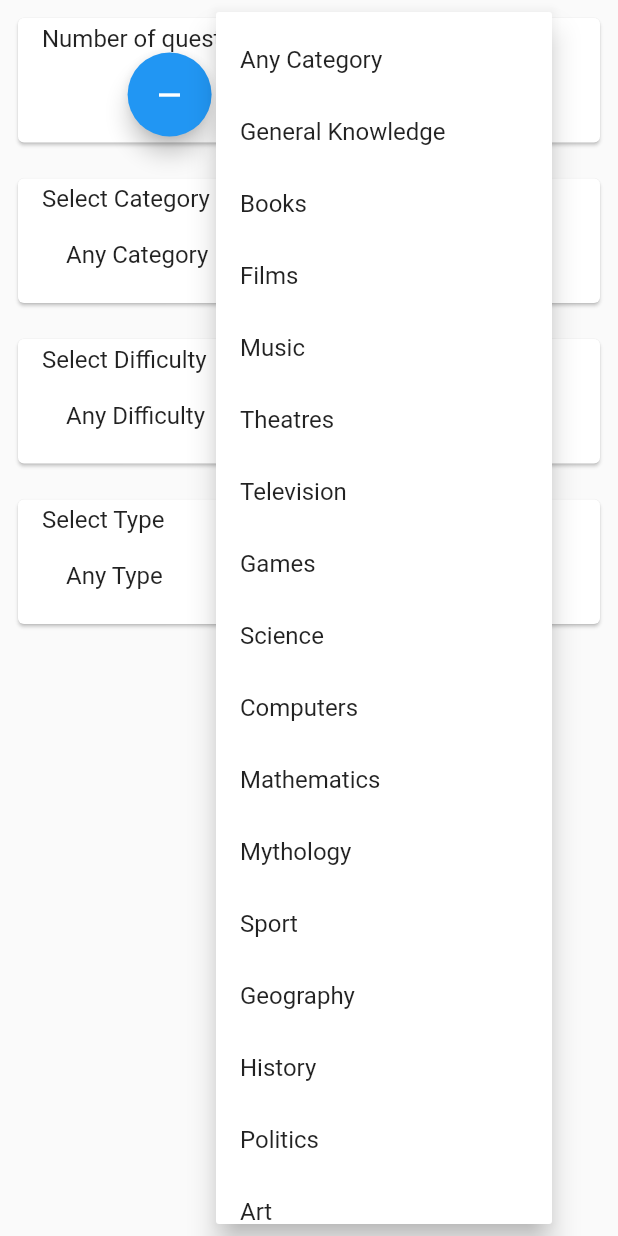
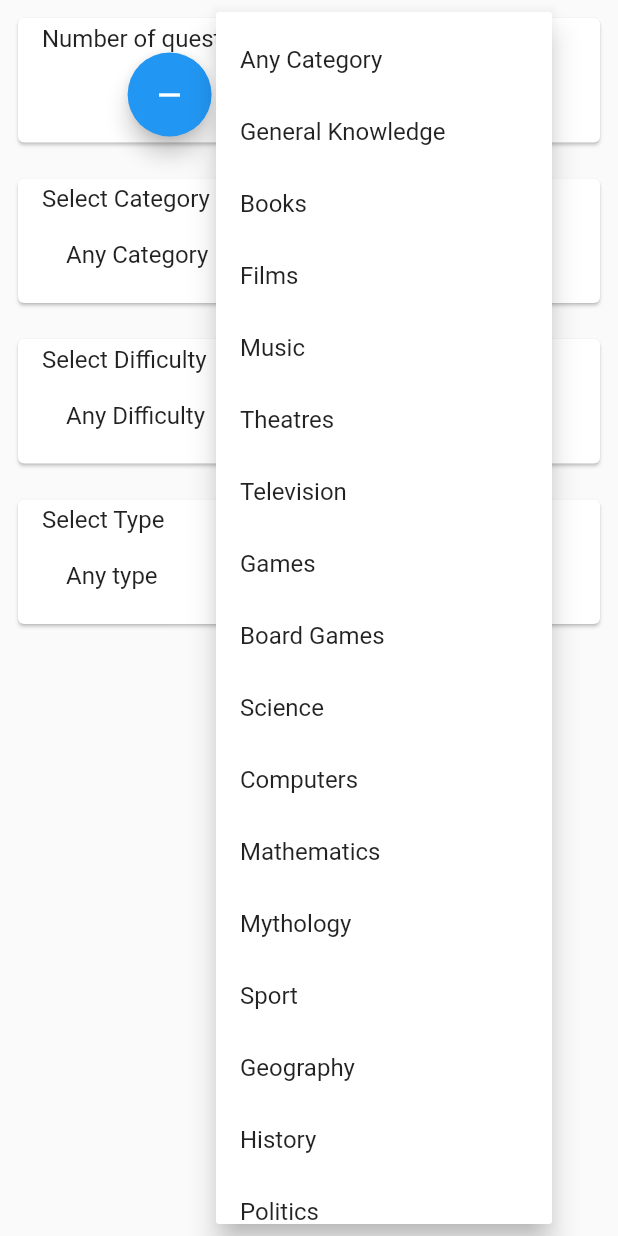
Before and after one commit to RitamChakraborty/quiz, a Flutter app: the screen it shows after launch, after a tap on the "arrow drop down" icon, on a phone screen of 412 x 824 dp. Run offline on Flutter 3.47's test engine with Material 2 defaults, Android fonts, the light colour scheme and no system bars.

Commit message:
Create url generator

```diff
--- a/lib/pages/home_page.dart
+++ b/lib/pages/home_page.dart
@@ -10,6 +10,7 @@ enum Category {
   THEATRES,
   TELEVISION,
   GAMES,
+  BGAMES,
   SCIENCE,
   COMPUTERS,
   MATHEMATICS,
@@ -30,7 +31,7 @@ enum Category {
 
 enum Difficulty { ANY, EASY, MEDIUM, HARD }
 
-enum Type { ANY, MCQ, TF }
+enum Type { ANY, MULTIPLE, BOOLEAN }
 
 class HomePage extends StatefulWidget {
   @override
@@ -39,9 +40,9 @@ class HomePage extends StatefulWidget {
 
 class _HomePageState extends State<HomePage> {
   int numberOfQuestions = 10;
-  String category = "Any Category";
-  String difficulty = "Any Difficulty";
-  String type = "Any Type";
+  Category category = Category.ANY;
+  Difficulty difficulty = Difficulty.ANY;
+  Type type = Type.ANY;
 
   String getCategory(Category categoryType) {
     switch (categoryType) {
@@ -61,6 +62,8 @@ class _HomePageState extends State<HomePage> {
         return "Television";
       case Category.GAMES:
         return "Video Games";
+      case Category.BGAMES:
+        return "Board Games";
       case Category.SCIENCE:
         return "Science and Nature";
       case Category.COMPUTERS:
@@ -98,6 +101,19 @@ class _HomePageState extends State<HomePage> {
     }
   }
 
+  int getCategoryId(Category categoryType) {
+    int id = 8;
+    for (Category c in Category.values) {
+      if (c == categoryType) {
+        break;
+      } else {
+        ++id;
+      }
+    }
+
+    return id;
+  }
+
   String getDifficulty(Difficulty difficultyType) {
     switch (difficultyType) {
       case Difficulty.ANY:
@@ -117,9 +133,9 @@ class _HomePageState extends State<HomePage> {
     switch (typeType) {
       case Type.ANY:
         return "Any type";
-      case Type.MCQ:
+      case Type.MULTIPLE:
         return "Multiple Choice";
-      case Type.TF:
+      case Type.BOOLEAN:
         return "True and False";
       default:
         return "Unknown";
@@ -204,6 +220,10 @@ class _HomePageState extends State<HomePage> {
           child: Text("Games"),
         ),
         const PopupMenuItem(
+          value: Category.BGAMES,
+          child: Text("Board Games"),
+        ),
+        const PopupMenuItem(
           value: Category.SCIENCE,
           child: Text("Science"),
         ),
@@ -270,7 +290,7 @@ class _HomePageState extends State<HomePage> {
       ],
       onSelected: (Category categoryType) {
         setState(() {
-          category = getCategory(categoryType);
+          category = categoryType;
         });
       },
     );
@@ -297,7 +317,7 @@ class _HomePageState extends State<HomePage> {
       ],
       onSelected: (difficultyType) {
         setState(() {
-          difficulty = getDifficulty(difficultyType);
+          difficulty = difficultyType;
         });
       },
     );
@@ -310,17 +330,17 @@ class _HomePageState extends State<HomePage> {
           child: Text("Any type"),
         ),
         const PopupMenuItem(
-          value: Type.MCQ,
+          value: Type.MULTIPLE,
           child: Text("Multiple Choice"),
         ),
         const PopupMenuItem(
-          value: Type.TF,
+          value: Type.BOOLEAN,
           child: Text("True and False"),
         ),
       ],
       onSelected: (typeType) {
         setState(() {
-          type = getType(typeType);
+          type = typeType;
         });
       },
     );
@@ -349,20 +369,38 @@ class _HomePageState extends State<HomePage> {
                 ),
                 card(
                     title: "Select Category",
-                    child: selector(title: category, child: categoryMenu)),
+                    child: selector(
+                        title: getCategory(category), child: categoryMenu)),
                 card(
                     title: "Select Difficulty",
-                    child: selector(title: difficulty, child: difficultyMenu)),
+                    child: selector(
+                        title: getDifficulty(difficulty),
+                        child: difficultyMenu)),
                 card(
                     title: "Select Type",
-                    child: selector(title: type, child: typeMenu)),
+                    child: selector(title: getType(type), child: typeMenu)),
                 Container(
                   padding: EdgeInsets.all(16),
                   child: MaterialButton(
                     color: Theme.of(context).buttonColor,
                     child: Text("Start"),
                     onPressed: () {
-                      print("Wala!");
+                      String url = "https://opentdb.com/api.php" +
+                          "?amount=$numberOfQuestions";
+
+                      if (category != Category.ANY) {
+                        url += "&category=${getCategoryId(category)}";
+                      }
+                      if (difficulty != Difficulty.ANY) {
+                        url +=
+                            "&difficulty=${difficulty.toString().split("\.")[1].toLowerCase()}";
+                      }
+                      if (type != Type.ANY) {
+                        url +=
+                            "&type=${type.toString().split("\.")[1].toLowerCase()}";
+                      }
+
+                      print(url);
                     },
                   ),
                 )
```
